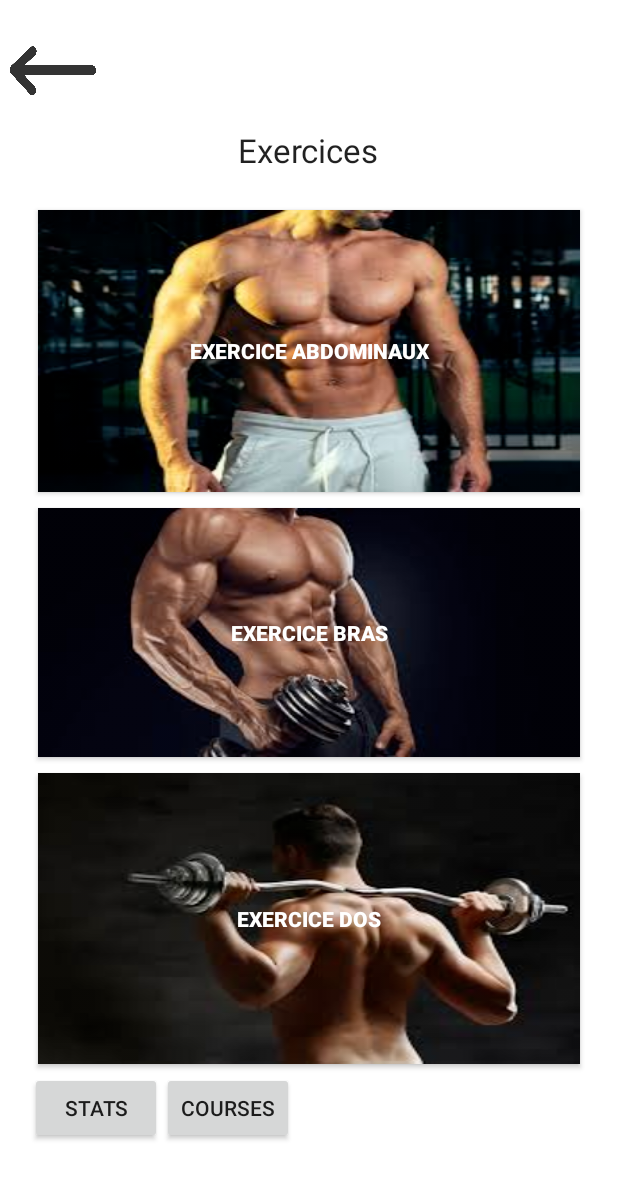
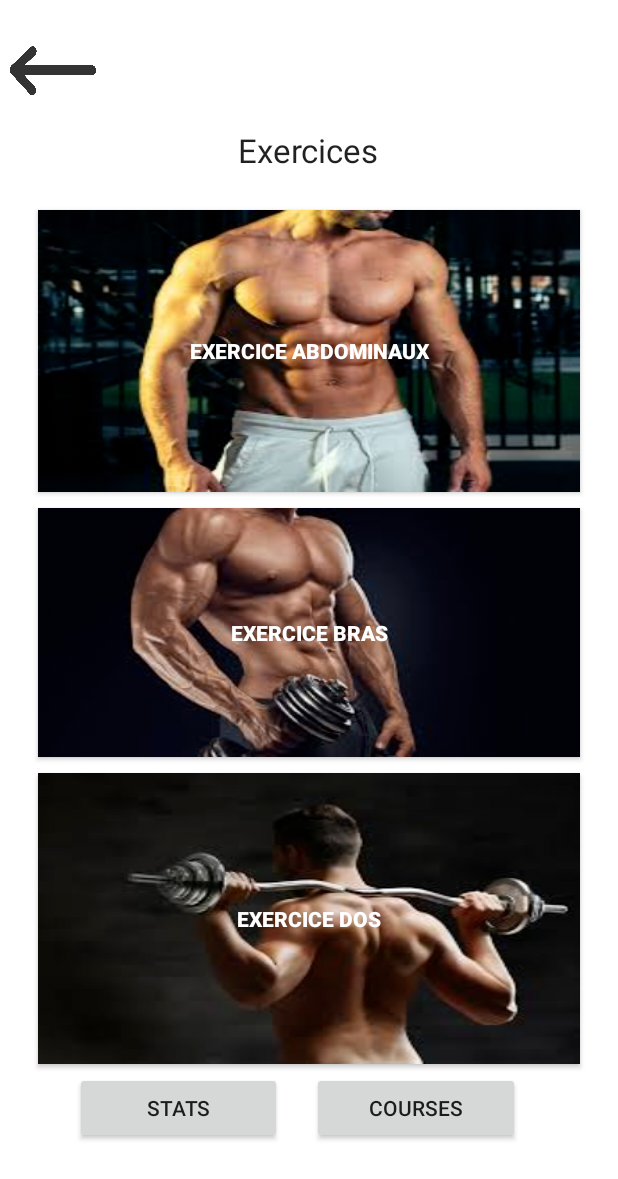
Before and after one commit to Stevehunn/OuiFit, an Android app: the MenuExercicesActivity screen opened directly, with no data from a screen before it, on a phone screen of 412 x 824 dp. Shown: the top 1179 px of the screen. Run offline under Robolectric (Android 15) with nearby library versions, the phone set to English and light mode, and no system bars.

Commit message:
Ajout style bouton en Bas

```diff
--- a/app/src/main/res/layout/menu_course.xml
+++ b/app/src/main/res/layout/menu_course.xml
@@ -37,14 +37,12 @@ TODO Google map etc
 
             <Button
                 android:id="@+id/btversStat2"
-                android:layout_width="wrap_content"
-                android:layout_height="wrap_content"
+                style="@style/btBasGauche"
                 android:text="@string/Stat" />
 
             <Button
                 android:id="@+id/btversExercice2"
-                android:layout_width="wrap_content"
-                android:layout_height="wrap_content"
+                style="@style/btBasDroit"
                 android:text="@string/Exercices" />
 
 
--- a/app/src/main/res/layout/menu_exercices.xml
+++ b/app/src/main/res/layout/menu_exercices.xml
@@ -55,23 +55,18 @@
 
                 <LinearLayout
                     android:layout_width="match_parent"
-                    android:layout_height="wrap_content">
+                    android:layout_height="wrap_content"
+                    android:weightSum="5">
 
                     <Button
                         android:id="@+id/btversStat1"
-                        android:layout_width="wrap_content"
-                        android:layout_height="wrap_content"
-                        android:text="@string/Stat"
-                        tools:layout_editor_absoluteX="93dp"
-                        tools:layout_editor_absoluteY="609dp" />
+                        style="@style/btBasGauche"
+                        android:text="@string/Stat" />
 
                     <Button
                         android:id="@+id/btversCourse1"
-                        android:layout_width="wrap_content"
-                        android:layout_height="wrap_content"
-                        android:text="@string/Courses"
-                        tools:layout_editor_absoluteX="247dp"
-                        tools:layout_editor_absoluteY="609dp" />
+                        style="@style/btBasDroit"
+                        android:text="@string/Courses" />
 
                 </LinearLayout>
             </LinearLayout>
--- a/app/src/main/res/values/strings.xml
+++ b/app/src/main/res/values/strings.xml
@@ -1,7 +1,7 @@
 <resources>
     <string name="app_name">OuiFit</string>
     <string name="Exercices">Exercices</string>
-    <string name="Courses">Courses</string>
+    <string name="Courses"> Courses </string>
     <string name="Stat">Stats</string>
 
     <string name="strConnect">Connection</string>
--- a/app/src/main/res/values/style.xml
+++ b/app/src/main/res/values/style.xml
@@ -16,7 +16,21 @@
         <item name="android:layout_height">wrap_content</item>
     </style>
 
+    <style name="btBasGauche">
+        <item name="android:layout_width">wrap_content</item>
+        <item name="android:layout_height">wrap_content</item>
+        <item name="android:layout_marginRight">10dp</item>
+        <item name="android:layout_marginLeft">30dp</item>
+        <item name="android:layout_weight">2</item>
+    </style>
 
+    <style name="btBasDroit">
+        <item name="android:layout_width">wrap_content</item>
+        <item name="android:layout_height">wrap_content</item>
+        <item name="android:layout_marginRight">20dp</item>
+        <item name="android:layout_marginLeft">10dp</item>
+        <item name="android:layout_weight">2</item>
+    </style>
 
 
 
```
Also changed, not shown: app/src/main/res/layout/menu_stat.xml (+6 -5 lines).
